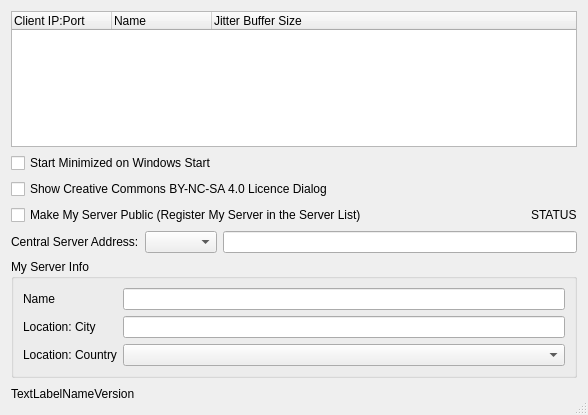
This is src/serverdlgbase.ui in jamulussoftware/jamulus as Qt 5 draws it before an edit. The edited form follows.
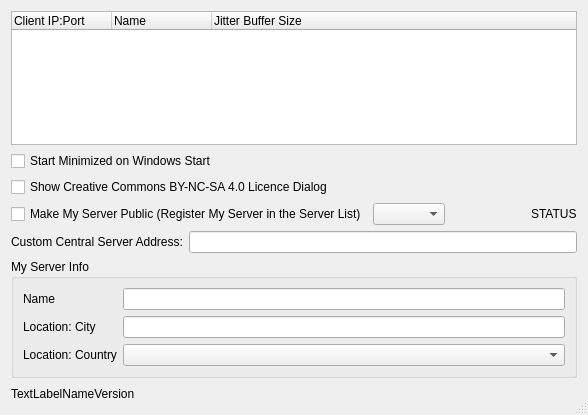
This is the edited form. Icons and pictures are not drawn.

Commit message: make it clearer in the server GUI what to do if the registration failed -> choose another server list

The edit to the form file:
```diff
--- a/src/serverdlgbase.ui
+++ b/src/serverdlgbase.ui
@@ -69,6 +69,9 @@
        </property>
       </widget>
      </item>
+     <item>
+      <widget class="QComboBox" name="cbxCentServAddrType"/>
+     </item>
      <item>
       <spacer>
        <property name="orientation">
@@ -99,13 +102,10 @@
      <item>
       <widget class="QLabel" name="lblCentralServerAddress">
        <property name="text">
-        <string>Central Server Address:</string>
+        <string>Custom Central Server Address:</string>
        </property>
       </widget>
      </item>
-     <item>
-      <widget class="QComboBox" name="cbxCentServAddrType"/>
-     </item>
      <item>
       <widget class="QLineEdit" name="edtCentralServerAddress"/>
      </item>
```
